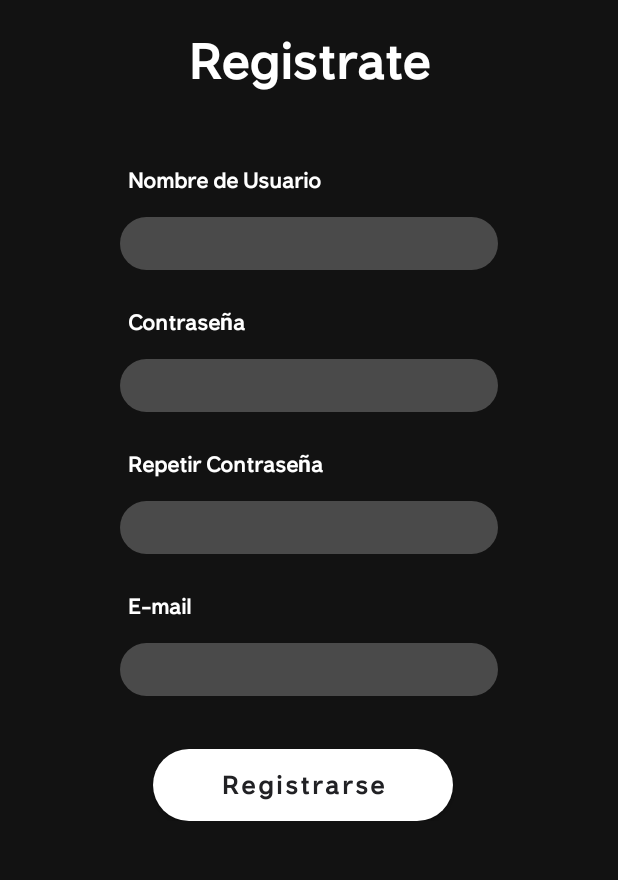
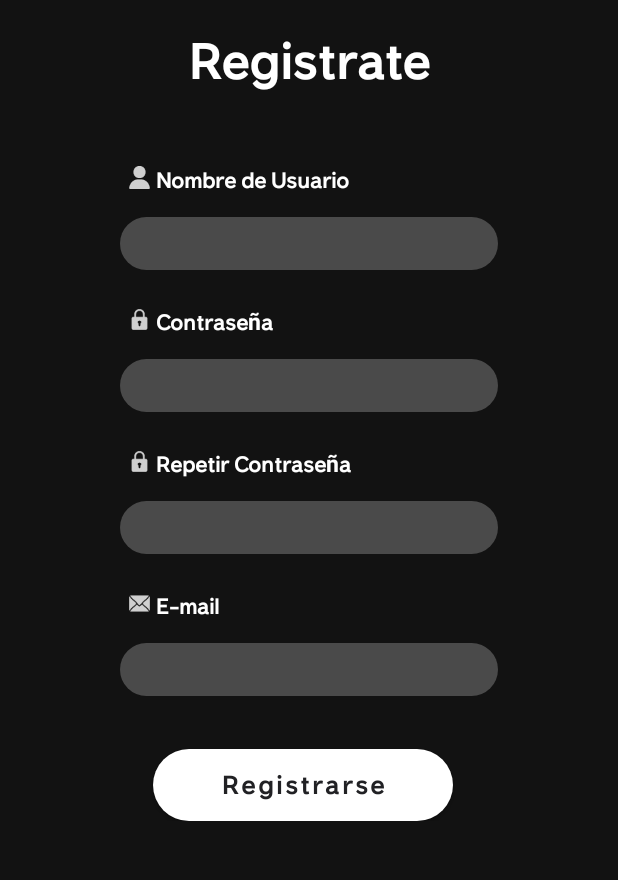
Before and after one commit to yairmc/Reel_ProyectoMoviles, an Android app: the registrarse screen opened directly, with no data from a screen before it, on a phone screen of 412 x 824 dp, the part 176-1056 px from its top. Run offline under Robolectric (Android 15) with nearby library versions, the phone set to English and light mode, and no system bars.

Commit message:
Se agregaron los iconos

```diff
--- a/app/src/main/res/layout/activity_registrarse.xml
+++ b/app/src/main/res/layout/activity_registrarse.xml
@@ -36,16 +36,33 @@
         android:layout_width="match_parent"
         android:layout_height="wrap_content">
 
+        <LinearLayout
+            android:layout_width="wrap_content"
+            android:layout_height="wrap_content"
+            android:orientation="vertical">
+
+            <Button
+                android:id="@+id/button2"
+                android:layout_width="15dp"
+                android:layout_height="15dp"
+                android:layout_marginLeft="85dp"
+                android:layout_marginTop="50dp"
+                android:layout_weight="1"
+                android:background="@drawable/ic_usuario"/>
+        </LinearLayout>
+
         <TextView
+
             android:layout_width="match_parent"
             android:layout_height="wrap_content"
             android:text="Nombre de Usuario"
+            android:layout_marginLeft="3dp"
             android:textColor="@color/white"
             android:fontFamily="@font/littera_regular"
             android:textSize="15dp"
             android:textStyle="bold"
             android:layout_marginTop="50dp"
-            android:layout_marginLeft="85dp"/>
+            />
 
     </LinearLayout>
 
@@ -66,9 +83,27 @@
             android:padding="5dp"/>
     </LinearLayout>
 
+
+
     <LinearLayout
         android:layout_width="match_parent"
         android:layout_height="wrap_content">
+
+        <LinearLayout
+            android:layout_width="wrap_content"
+            android:layout_height="wrap_content"
+            android:orientation="vertical">
+
+            <Button
+
+                android:layout_width="15dp"
+                android:layout_height="15dp"
+                android:layout_marginLeft="85dp"
+                android:layout_marginTop="25dp"
+                android:layout_weight="1"
+                android:background="@drawable/ic_password"/>
+        </LinearLayout>
+
 
         <TextView
             android:layout_width="match_parent"
@@ -79,7 +114,7 @@
             android:textSize="15dp"
             android:textStyle="bold"
             android:layout_marginTop="25dp"
-            android:layout_marginLeft="85dp"/>
+            android:layout_marginLeft="3dp"/>
 
     </LinearLayout>
 
@@ -104,6 +139,20 @@
         android:layout_width="match_parent"
         android:layout_height="wrap_content">
 
+        <LinearLayout
+            android:layout_width="wrap_content"
+            android:layout_height="wrap_content"
+            android:orientation="vertical">
+
+            <Button
+                android:layout_width="15dp"
+                android:layout_height="15dp"
+                android:layout_marginLeft="85dp"
+                android:layout_marginTop="25dp"
+                android:layout_weight="1"
+                android:background="@drawable/ic_password"/>
+        </LinearLayout>
+
         <TextView
             android:layout_width="match_parent"
             android:layout_height="wrap_content"
@@ -113,7 +162,7 @@
             android:textSize="15dp"
             android:textStyle="bold"
             android:layout_marginTop="25dp"
-            android:layout_marginLeft="85dp"/>
+            android:layout_marginLeft="3dp"/>
 
     </LinearLayout>
 
@@ -138,6 +187,20 @@
         android:layout_width="match_parent"
         android:layout_height="wrap_content">
 
+        <LinearLayout
+            android:layout_width="wrap_content"
+            android:layout_height="wrap_content"
+            android:orientation="vertical">
+
+            <Button
+                android:layout_width="15dp"
+                android:layout_height="15dp"
+                android:layout_marginLeft="85dp"
+                android:layout_marginTop="25dp"
+                android:layout_weight="1"
+                android:background="@drawable/ic_correo"/>
+        </LinearLayout>
+
         <TextView
             android:layout_width="match_parent"
             android:layout_height="wrap_content"
@@ -147,7 +210,7 @@
             android:textSize="15dp"
             android:textStyle="bold"
             android:layout_marginTop="25dp"
-            android:layout_marginLeft="85dp"/>
+            android:layout_marginLeft="3dp"/>
 
     </LinearLayout>
 
```
